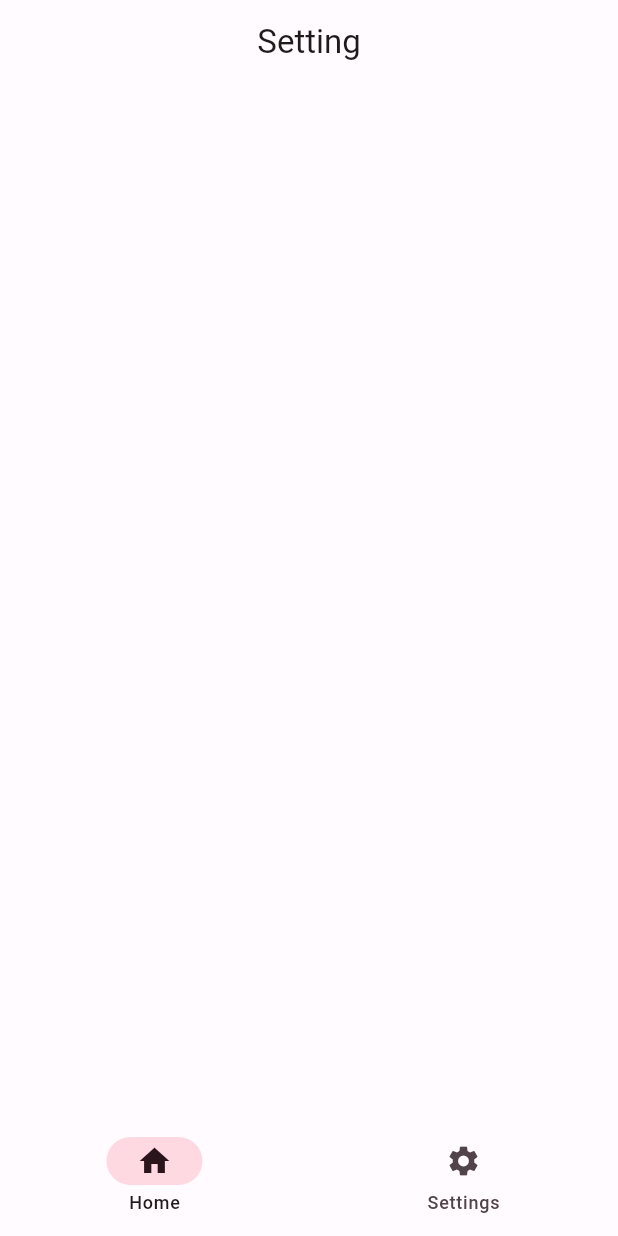
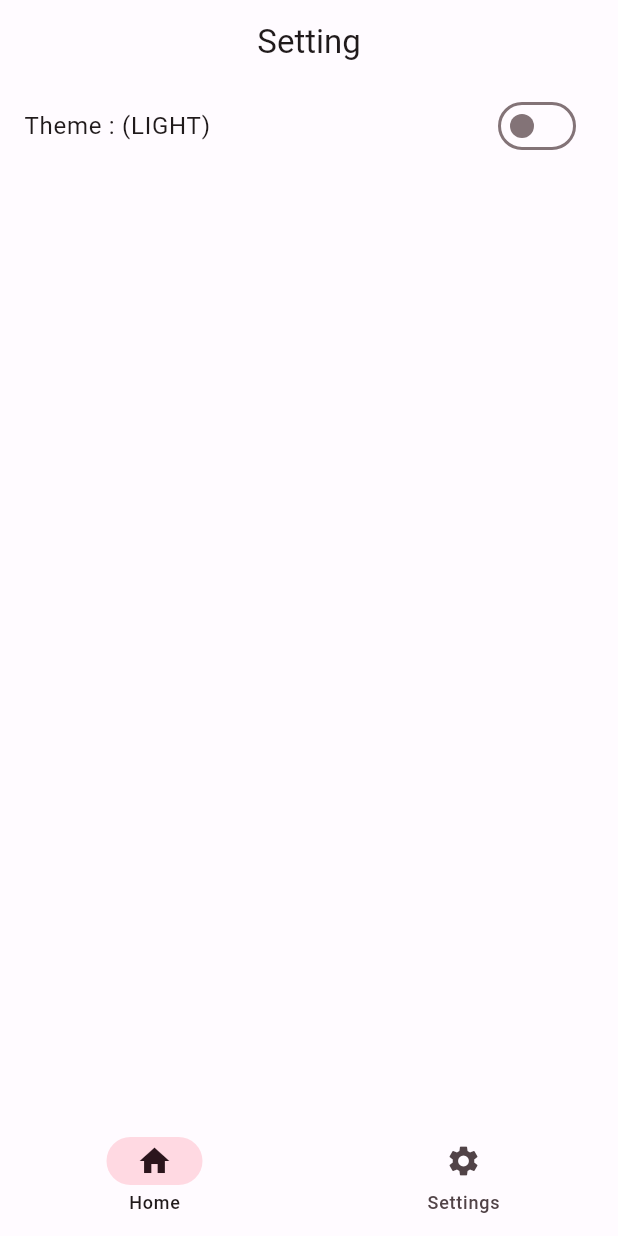
Before and after one commit to Daddy2054/clean_cubit2, a Flutter app: the SettingScreen screen opened by its route, on a phone screen of 412 x 824 dp. Run offline on Flutter 3.47's test engine with Material 3 defaults, Android fonts, the light colour scheme and no system bars; our stand-ins replace equatable, flutter_bloc, freezed_annotation, get_it, go_router, hydrated_bloc.

Commit message:
Setting Screen.mp4

```diff
--- a/lib/features/setting/presentation/ui/setting_screen.dart
+++ b/lib/features/setting/presentation/ui/setting_screen.dart
@@ -1,7 +1,12 @@
 import 'package:flutter/material.dart';
+import 'package:flutter_bloc/flutter_bloc.dart';
+
+import '../../../../common/enum/app_theme.dart';
+import '../controller/setting_controller.dart';
+import '../state/setting_state.dart';
 
 class SettingScreen extends StatelessWidget {
-  const SettingScreen({super.key});
+  const SettingScreen({Key? key}) : super(key: key);
 
   @override
   Widget build(BuildContext context) {
@@ -10,8 +15,20 @@ class SettingScreen extends StatelessWidget {
         title: const Text('Setting'),
         centerTitle: true,
       ),
-      body: const Column(
-        children: [],
+      body: Column(
+        children: [
+          BlocBuilder<SettingController, SettingState>(
+            builder: (context, state) {
+              return SwitchListTile.adaptive(
+                title: Text('Theme : (${state.appTheme.name.toUpperCase()})'),
+                value: state.appTheme == AppTheme.dark ? true : false,
+                onChanged: (value) {
+                  context.read<SettingController>().setAppTheme();
+                },
+              );
+            },
+          )
+        ],
       ),
     );
   }
```
